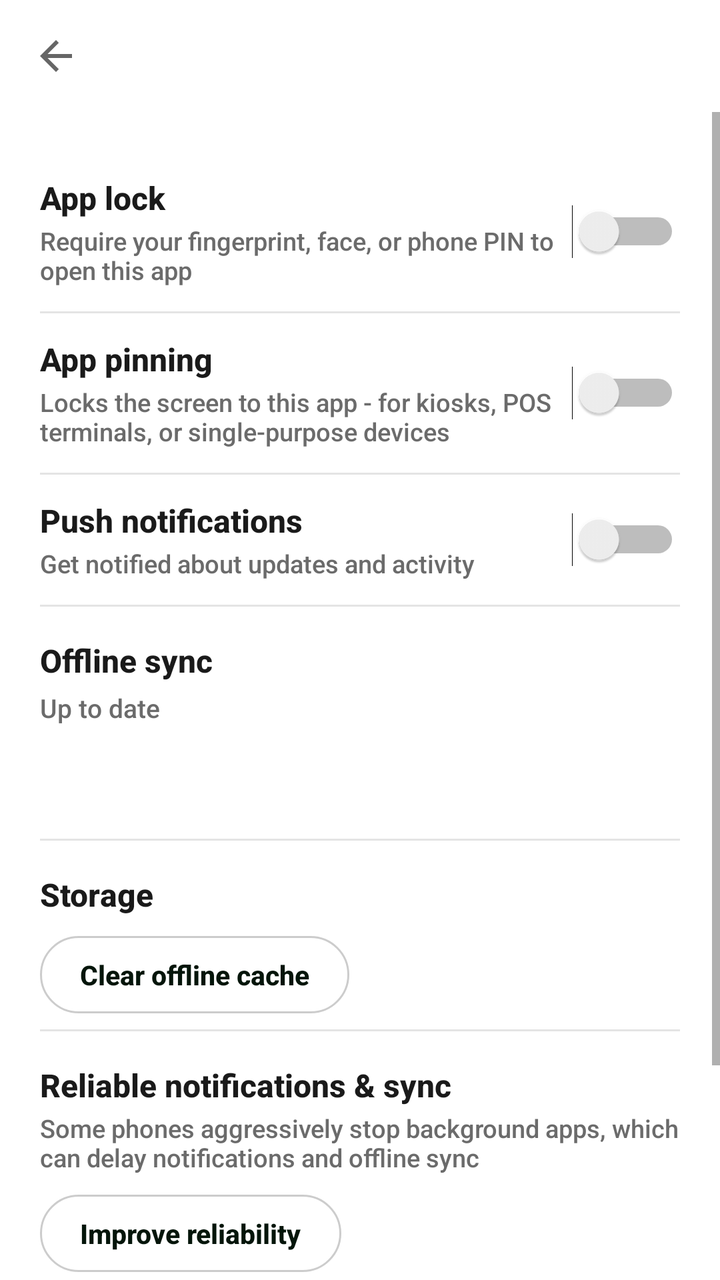
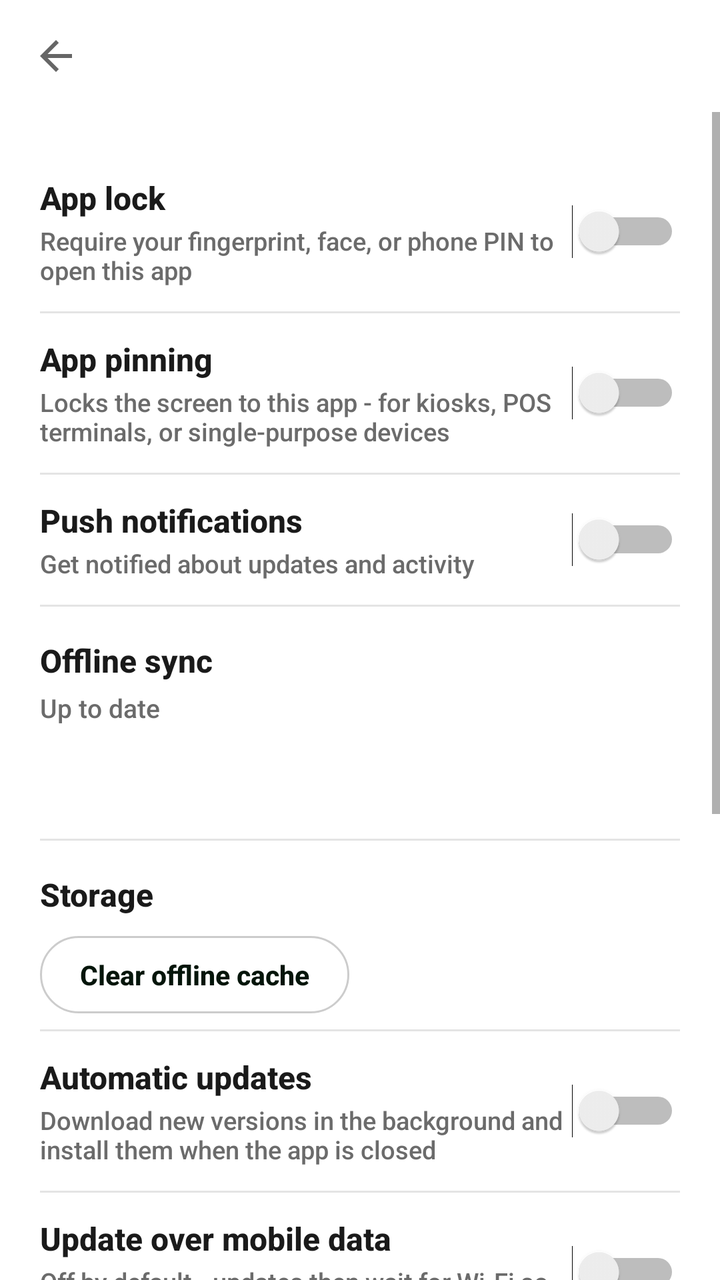

An Android layout rendered at two revisions. The XML below is the earlier revision; the diff shows what the commit changed to produce the second picture.
<!-- AndroidManifest.xml: activity theme Theme.WebApp2Apk -->
<!-- res/layout/activity_settings.xml -->
<?xml version="1.0" encoding="utf-8"?>
<LinearLayout xmlns:android="http://schemas.android.com/apk/res/android"
    xmlns:app="http://schemas.android.com/apk/res-auto"
    android:layout_width="match_parent"
    android:layout_height="match_parent"
    android:orientation="vertical"
    android:background="#FFFFFF">

    <androidx.appcompat.widget.Toolbar
        android:id="@+id/settingsToolbar"
        android:layout_width="match_parent"
        android:layout_height="?attr/actionBarSize"
        android:background="@color/primary_color"
        android:elevation="4dp"
        app:titleTextColor="#FFFFFF"
        app:navigationIcon="?attr/homeAsUpIndicator" />

    <ScrollView
        android:layout_width="match_parent"
        android:layout_height="0dp"
        android:layout_weight="1">

        <LinearLayout
            android:layout_width="match_parent"
            android:layout_height="wrap_content"
            android:orientation="vertical"
            android:padding="20dp">

            
            <LinearLayout
                android:layout_width="match_parent"
                android:layout_height="wrap_content"
                android:orientation="horizontal"
                android:gravity="center_vertical"
                android:paddingTop="12dp"
                android:paddingBottom="12dp">

                <LinearLayout
                    android:layout_width="0dp"
                    android:layout_height="wrap_content"
                    android:layout_weight="1"
                    android:orientation="vertical">

                    <TextView
                        android:layout_width="wrap_content"
                        android:layout_height="wrap_content"
                        android:text="App lock"
                        android:textSize="16sp"
                        android:textStyle="bold"
                        android:textColor="#1A1A1A" />

                    <TextView
                        android:layout_width="wrap_content"
                        android:layout_height="wrap_content"
                        android:layout_marginTop="2dp"
                        android:text="Require your fingerprint, face, or phone PIN to open this app"
                        android:textSize="12.5sp"
                        android:textColor="#6B6B6B" />
                </LinearLayout>

                <Switch
                    android:id="@+id/appLockSwitch"
                    android:layout_width="wrap_content"
                    android:layout_height="wrap_content" />
            </LinearLayout>

            <View
                android:layout_width="match_parent"
                android:layout_height="1dp"
                android:background="#E4E4E4" />

            
            <LinearLayout
                android:layout_width="match_parent"
                android:layout_height="wrap_content"
                android:orientation="horizontal"
                android:gravity="center_vertical"
                android:paddingTop="12dp"
                android:paddingBottom="12dp">

                <LinearLayout
                    android:layout_width="0dp"
                    android:layout_height="wrap_content"
                    android:layout_weight="1"
                    android:orientation="vertical">

                    <TextView
                        android:layout_width="wrap_content"
                        android:layout_height="wrap_content"
                        android:text="App pinning"
                        android:textSize="16sp"
                        android:textStyle="bold"
                        android:textColor="#1A1A1A" />

                    <TextView
                        android:layout_width="wrap_content"
                        android:layout_height="wrap_content"
                        android:layout_marginTop="2dp"
                        android:text="Locks the screen to this app - for kiosks, POS terminals, or single-purpose devices"
                        android:textSize="12.5sp"
                        android:textColor="#6B6B6B" />
                </LinearLayout>

                <Switch
                    android:id="@+id/kioskModeSwitch"
                    android:layout_width="wrap_content"
                    android:layout_height="wrap_content" />
            </LinearLayout>

            <View
                android:layout_width="match_parent"
                android:layout_height="1dp"
                android:background="#E4E4E4" />

            
            <LinearLayout
                android:layout_width="match_parent"
                android:layout_height="wrap_content"
                android:orientation="horizontal"
                android:gravity="center_vertical"
                android:paddingTop="12dp"
                android:paddingBottom="12dp">

                <LinearLayout
                    android:layout_width="0dp"
                    android:layout_height="wrap_content"
                    android:layout_weight="1"
                    android:orientation="vertical">

                    <TextView
                        android:layout_width="wrap_content"
                        android:layout_height="wrap_content"
                        android:text="Push notifications"
                        android:textSize="16sp"
                        android:textStyle="bold"
                        android:textColor="#1A1A1A" />

                    <TextView
                        android:id="@+id/notificationsSubtext"
                        android:layout_width="wrap_content"
                        android:layout_height="wrap_content"
                        android:layout_marginTop="2dp"
                        android:text="Get notified about updates and activity"
                        android:textSize="12.5sp"
                        android:textColor="#6B6B6B" />
                </LinearLayout>

                <Switch
                    android:id="@+id/notificationsSwitch"
                    android:layout_width="wrap_content"
                    android:layout_height="wrap_content" />
            </LinearLayout>

            <View
                android:layout_width="match_parent"
                android:layout_height="1dp"
                android:background="#E4E4E4" />

            
            <LinearLayout
                android:layout_width="match_parent"
                android:layout_height="wrap_content"
                android:orientation="vertical"
                android:paddingTop="16dp"
                android:paddingBottom="8dp">

                <TextView
                    android:layout_width="wrap_content"
                    android:layout_height="wrap_content"
                    android:text="Offline sync"
                    android:textSize="16sp"
                    android:textStyle="bold"
                    android:textColor="#1A1A1A" />

                <TextView
                    android:id="@+id/settingsSyncStatusText"
                    android:layout_width="wrap_content"
                    android:layout_height="wrap_content"
                    android:layout_marginTop="4dp"
                    android:text="Up to date"
                    android:textSize="13sp"
                    android:textColor="#6B6B6B" />

                <TextView
                    android:id="@+id/settingsSyncNowButton"
                    android:layout_width="wrap_content"
                    android:layout_height="wrap_content"
                    android:layout_marginTop="10dp"
                    android:paddingStart="20dp"
                    android:paddingEnd="20dp"
                    android:paddingTop="10dp"
                    android:paddingBottom="10dp"
                    android:background="@drawable/settings_pill_button_bg"
                    android:text="Sync now"
                    android:textColor="#FFFFFF"
                    android:textStyle="bold"
                    android:textSize="13.5sp"
                    android:clickable="true"
                    android:focusable="true" />
            </LinearLayout>

            <View
                android:layout_width="match_parent"
                android:layout_height="1dp"
                android:background="#E4E4E4" />

            
            <LinearLayout
                android:layout_width="match_parent"
                android:layout_height="wrap_content"
                android:orientation="vertical"
                android:paddingTop="16dp"
                android:paddingBottom="8dp">

                <TextView
                    android:layout_width="wrap_content"
                    android:layout_height="wrap_content"
                    android:text="Storage"
                    android:textSize="16sp"
                    android:textStyle="bold"
                    android:textColor="#1A1A1A" />

                <TextView
                    android:id="@+id/settingsClearCacheButton"
                    android:layout_width="wrap_content"
                    android:layout_height="wrap_content"
                    android:layout_marginTop="10dp"
                    android:paddingStart="20dp"
                    android:paddingEnd="20dp"
                    android:paddingTop="10dp"
                    android:paddingBottom="10dp"
                    android:background="@drawable/sync_action_button_bg"
                    android:text="Clear offline cache"
                    android:textColor="#04150A"
                    android:textStyle="bold"
                    android:textSize="13.5sp"
                    android:clickable="true"
                    android:focusable="true" />
            </LinearLayout>

            <View
                android:layout_width="match_parent"
                android:layout_height="1dp"
                android:background="#E4E4E4" />

            
            <LinearLayout
                android:layout_width="match_parent"
                android:layout_height="wrap_content"
                android:orientation="vertical"
                android:paddingTop="16dp"
                android:paddingBottom="8dp">

                <TextView
                    android:layout_width="wrap_content"
                    android:layout_height="wrap_content"
                    android:text="Reliable notifications &amp; sync"
                    android:textSize="16sp"
                    android:textStyle="bold"
                    android:textColor="#1A1A1A" />

                <TextView
                    android:id="@+id/batteryOptimizationSubtext"
                    android:layout_width="wrap_content"
                    android:layout_height="wrap_content"
                    android:layout_marginTop="2dp"
                    android:text="Some phones aggressively stop background apps, which can delay notifications and offline sync"
                    android:textSize="12.5sp"
                    android:textColor="#6B6B6B" />

                <TextView
                    android:id="@+id/batteryOptimizationButton"
                    android:layout_width="wrap_content"
                    android:layout_height="wrap_content"
                    android:layout_marginTop="10dp"
                    android:paddingStart="20dp"
                    android:paddingEnd="20dp"
                    android:paddingTop="10dp"
                    android:paddingBottom="10dp"
                    android:background="@drawable/sync_action_button_bg"
                    android:text="Improve reliability"
                    android:textColor="#04150A"
                    android:textStyle="bold"
                    android:textSize="13.5sp"
                    android:clickable="true"
                    android:focusable="true" />
            </LinearLayout>

            <View
                android:layout_width="match_parent"
                android:layout_height="1dp"
                android:background="#E4E4E4" />

            
            <LinearLayout
                android:layout_width="match_parent"
                android:layout_height="wrap_content"
                android:orientation="horizontal"
                android:gravity="center_vertical"
                android:paddingTop="12dp"
                android:paddingBottom="12dp"
                android:clickable="true"
                android:focusable="true"
                android:id="@+id/languageRow">

                <LinearLayout
                    android:layout_width="0dp"
                    android:layout_height="wrap_content"
                    android:layout_weight="1"
                    android:orientation="vertical">

                    <TextView
                        android:layout_width="wrap_content"
                        android:layout_height="wrap_content"
                        android:text="App language"
                        android:textSize="16sp"
                        android:textStyle="bold"
                        android:textColor="#1A1A1A" />

                    <TextView
                        android:id="@+id/languageValueText"
                        android:layout_width="wrap_content"
                        android:layout_height="wrap_content"
                        android:layout_marginTop="2dp"
                        android:text="System default"
                        android:textSize="12.5sp"
                        android:textColor="#6B6B6B" />
                </LinearLayout>

                <TextView
                    android:layout_width="wrap_content"
                    android:layout_height="wrap_content"
                    android:text="&#8250;"
                    android:textSize="20sp"
                    android:textColor="#9A9A9A" />
            </LinearLayout>

            <View
                android:layout_width="match_parent"
                android:layout_height="1dp"
                android:background="#E4E4E4" />

            <TextView
                android:id="@+id/settingsVersionText"
                android:layout_width="wrap_content"
                android:layout_height="wrap_content"
                android:layout_marginTop="24dp"
                android:text="Version"
                android:textSize="12sp"
                android:textColor="#9A9A9A" />

        </LinearLayout>
    </ScrollView>
</LinearLayout>
<!-- resources referenced by this layout -->
<resources>
  <color name="primary_color">{{PRIMARY_COLOR}}</color>
  <!-- drawable settings_pill_button_bg (drawable) -->
  <?xml version="1.0" encoding="utf-8"?>
  <ripple xmlns:android="http://schemas.android.com/apk/res/android"
      android:color="#33FFFFFF">
      <item>
          <shape android:shape="rectangle">
              <solid android:color="@color/accent_color" />
              <corners android:radius="999dp" />
          </shape>
      </item>
  </ripple>
  <!-- drawable sync_action_button_bg (drawable) -->
  <?xml version="1.0" encoding="utf-8"?>
  <ripple xmlns:android="http://schemas.android.com/apk/res/android"
      android:color="#33000000">
      <item>
          <shape android:shape="rectangle">
              <solid android:color="#FFFFFF" />
              <stroke android:width="1dp" android:color="#33000000" />
              <corners android:radius="999dp" />
          </shape>
      </item>
  </ripple>
  <style name="Theme.WebApp2Apk" parent="Theme.AppCompat.Light.NoActionBar">
          <item name="colorPrimary">{{PRIMARY_COLOR}}</item>
          <item name="colorPrimaryDark">{{PRIMARY_DARK_COLOR}}</item>
          <item name="colorAccent">{{ACCENT_COLOR}}</item>
          <item name="android:colorEdgeEffect">{{ACCENT_COLOR}}</item>
          <item name="android:fontFamily">sans-serif-medium</item>
          <item name="fontFamily">sans-serif-medium</item>
      </style>
  <color name="accent_color">{{ACCENT_COLOR}}</color>
</resources>

<!-- the commit's change to res/layout/activity_settings.xml (unified diff, before → after) -->
@@ -247,6 +247,135 @@
             <LinearLayout
                 android:layout_width="match_parent"
                 android:layout_height="wrap_content"
+                android:orientation="horizontal"
+                android:gravity="center_vertical"
+                android:paddingTop="12dp"
+                android:paddingBottom="12dp">
+
+                <LinearLayout
+                    android:layout_width="0dp"
+                    android:layout_height="wrap_content"
+                    android:layout_weight="1"
+                    android:orientation="vertical">
+
+                    <TextView
+                        android:layout_width="wrap_content"
+                        android:layout_height="wrap_content"
+                        android:text="Automatic updates"
+                        android:textSize="16sp"
+                        android:textStyle="bold"
+                        android:textColor="#1A1A1A" />
+
+                    <TextView
+                        android:layout_width="wrap_content"
+                        android:layout_height="wrap_content"
+                        android:layout_marginTop="2dp"
+                        android:text="Download new versions in the background and install them when the app is closed"
+                        android:textSize="12.5sp"
+                        android:textColor="#6B6B6B" />
+                </LinearLayout>
+
+                <Switch
+                    android:id="@+id/autoUpdateSwitch"
+                    android:layout_width="wrap_content"
+                    android:layout_height="wrap_content" />
+            </LinearLayout>
+
+            <View
+                android:layout_width="match_parent"
+                android:layout_height="1dp"
+                android:background="#E4E4E4" />
+
+            
+            <LinearLayout
+                android:layout_width="match_parent"
+                android:layout_height="wrap_content"
+                android:orientation="horizontal"
+                android:gravity="center_vertical"
+                android:paddingTop="12dp"
+                android:paddingBottom="12dp">
+
+                <LinearLayout
+                    android:layout_width="0dp"
+                    android:layout_height="wrap_content"
+                    android:layout_weight="1"
+                    android:orientation="vertical">
+
+                    <TextView
+                        android:layout_width="wrap_content"
+                        android:layout_height="wrap_content"
+                        android:text="Update over mobile data"
+                        android:textSize="16sp"
+                        android:textStyle="bold"
+                        android:textColor="#1A1A1A" />
+
+                    <TextView
+                        android:layout_width="wrap_content"
+                        android:layout_height="wrap_content"
+                        android:layout_marginTop="2dp"
+                        android:text="Off by default - updates then wait for Wi-Fi so they never use your data bundle"
+                        android:textSize="12.5sp"
+                        android:textColor="#6B6B6B" />
+                </LinearLayout>
+
+                <Switch
+                    android:id="@+id/updateMobileDataSwitch"
+                    android:layout_width="wrap_content"
+                    android:layout_height="wrap_content" />
+            </LinearLayout>
+
+            <View
+                android:layout_width="match_parent"
+                android:layout_height="1dp"
+                android:background="#E4E4E4" />
+
+            
+            <LinearLayout
+                android:layout_width="match_parent"
+                android:layout_height="wrap_content"
+                android:orientation="horizontal"
+                android:gravity="center_vertical"
+                android:paddingTop="12dp"
+                android:paddingBottom="12dp">
+
+                <LinearLayout
+                    android:layout_width="0dp"
+                    android:layout_height="wrap_content"
+                    android:layout_weight="1"
+                    android:orientation="vertical">
+
+                    <TextView
+                        android:layout_width="wrap_content"
+                        android:layout_height="wrap_content"
+                        android:text="Stay active in background"
+                        android:textSize="16sp"
+                        android:textStyle="bold"
+                        android:textColor="#1A1A1A" />
+
+                    <TextView
+                        android:layout_width="wrap_content"
+                        android:layout_height="wrap_content"
+                        android:layout_marginTop="2dp"
+                        android:text="Keeps the app running when you leave it, so messages and reminders still arrive. Shows a small silent notification"
+                        android:textSize="12.5sp"
+                        android:textColor="#6B6B6B" />
+                </LinearLayout>
+
+                <Switch
+                    android:id="@+id/backgroundModeSwitch"
+                    android:layout_width="wrap_content"
+                    android:layout_height="wrap_content" />
+            </LinearLayout>
+
+            <View
+                android:layout_width="match_parent"
+                android:layout_height="1dp"
+                android:background="#E4E4E4" />
+
+            
+            <LinearLayout
+                android:layout_width="match_parent"
+                android:layout_height="wrap_content"
                 android:orientation="vertical"
                 android:paddingTop="16dp"
                 android:paddingBottom="8dp">
